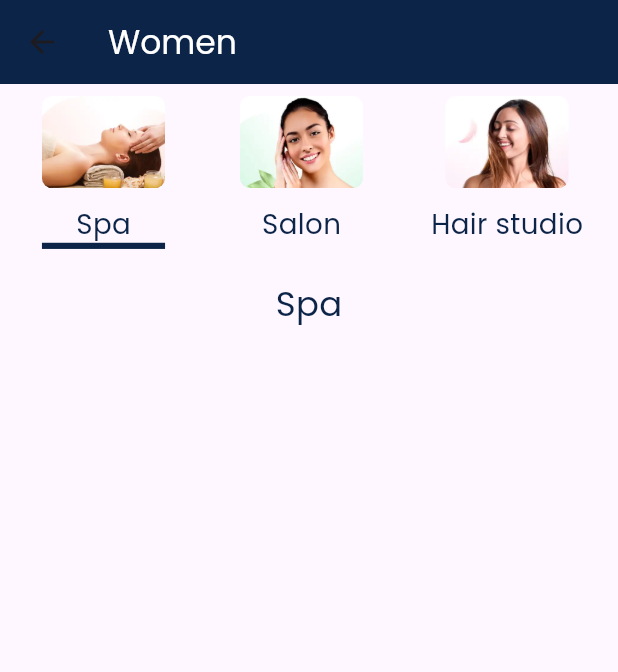
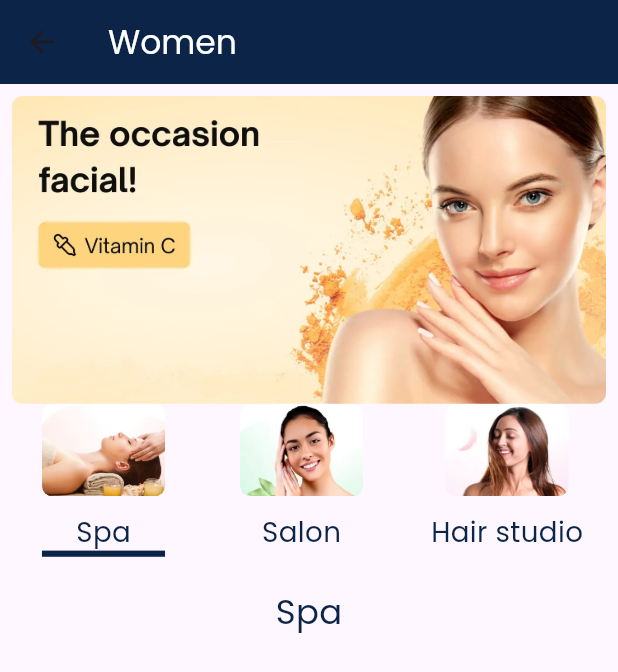
Before and after one commit to projectsem66/city_serve_user, a Flutter app: the ForWomen screen opened directly, on a phone screen of 412 x 824 dp. Shown: the top 672 px of the screen. Run offline on Flutter 3.47's test engine with Material 3 defaults, Android fonts, the phone set to English and light mode, and no system bars; drawn by our look-alikes of carousel_slider, flutter_bounce; our stand-ins replace dots_indicator, get, google_fonts.

Commit message:
changes by master

```diff
--- a/lib/src/page/studioPages/forWomen.dart
+++ b/lib/src/page/studioPages/forWomen.dart
@@ -1,3 +1,4 @@
+import 'package:carousel_slider/carousel_slider.dart';
 import 'package:city_serve/src/page/studioPages/wSalon.dart';
 import 'package:city_serve/src/page/studioPages/wSpa.dart';
 import 'package:city_serve/src/page/studioPages/wStudio.dart';
@@ -8,6 +9,7 @@ import 'package:get/get.dart';
 import 'package:google_fonts/google_fonts.dart';
 
 import '../../../utils/colors.dart';
+import '../dashboard.dart';
 
 class ForWomen extends StatefulWidget {
   const ForWomen({super.key});
@@ -20,6 +22,19 @@ class _ForWomenState extends State<ForWomen> {
   bool spa = true;
   bool salon = false;
   bool studio = false;
+
+  List wSlider = [
+    "assets/dashboard/studio/womenslider/stdslider.jpg",
+    "assets/dashboard/studio/womenslider/stdslider2.jpg",
+    "assets/dashboard/studio/womenslider/stdslider7.jpg",
+    "assets/dashboard/studio/womenslider/stdslider3.jpg",
+    "assets/dashboard/studio/womenslider/stdslider4.jpg",
+    "assets/dashboard/studio/womenslider/stdslider8.jpg",
+    "assets/dashboard/studio/womenslider/stdslider5.jpg",
+    "assets/dashboard/studio/womenslider/stdslider6.jpg",
+    "assets/dashboard/studio/womenslider/stdslider9.jpg",
+
+  ];
 
   @override
   Widget build(BuildContext context) {
@@ -45,6 +60,47 @@ class _ForWomenState extends State<ForWomen> {
         child: SingleChildScrollView(
           child: Column(
             children: [
+              Container(
+                height: dimension.height100 +
+                    dimension.height100,
+                child: Align(
+                  alignment: AlignmentDirectional.topCenter,
+                  child: CarouselSlider.builder(
+                    carouselController: CarouselController(),
+                    itemCount: wSlider.length,
+                    itemBuilder: (context, index, realIndex) {
+                      return Container(
+                        decoration: BoxDecoration(
+                          borderRadius: BorderRadius.circular(dimension.height7),
+                          image: DecorationImage(
+                              image: AssetImage(wSlider[index],),
+                              fit: BoxFit.cover),
+                        ),
+                      );
+                    },
+                    options: CarouselOptions(
+                      autoPlay: true,
+                      enlargeFactor: 0,
+                      scrollDirection: Axis.horizontal,
+                      autoPlayInterval: Duration(seconds: 8),
+                      autoPlayCurve: Curves.ease,
+                      enableInfiniteScroll: true,
+                      height: dimension.height100 * 2.5,
+                      viewportFraction: 1,
+                      enlargeCenterPage: true,
+                      autoPlayAnimationDuration: const Duration(seconds: 4),
+                      animateToClosest: true,
+                      onPageChanged: (index, reason) {
+                        setState(() {
+                          // _currentIndex = index;
+                          //sliderIndex = index;
+                          print(index);
+                        });
+                      },
+                    ),
+                  ),
+                ),
+              ),
               Row(
                 mainAxisAlignment: MainAxisAlignment.spaceBetween,
                 children: [
--- a/pubspec.yaml
+++ b/pubspec.yaml
@@ -82,6 +82,8 @@ flutter:
     - assets/dashboard/massageMen/
     - assets/dashboard/spaWomen/
     - assets/dashboard/studio/
+    - assets/dashboard/studio/menslider/
+    - assets/dashboard/studio/womenslider/
   #   - images/a_dot_ham.jpeg
 
   # An image asset can refer to one or more resolution-specific "variants", see
```
Also changed, not shown: lib/src/page/studioPages/forMen.dart (+54 -0 lines), assets/dashboard/studio/menslider/stdmen.jpg (added), assets/dashboard/studio/menslider/stdmen2.jpg (added), assets/dashboard/studio/menslider/stdmen3.jpg (added), assets/dashboard/studio/menslider/stdmen4.jpg (added), assets/dashboard/studio/menslider/stdmen5.jpg (added), assets/dashboard/studio/menslider/stdmen6.jpg (added), assets/dashboard/studio/womenslider/stdslider.jpg (added), assets/dashboard/studio/womenslider/stdslider2.jpg (added), assets/dashboard/studio/womenslider/stdslider3.jpg (added), assets/dashboard/studio/womenslider/stdslider4.jpg (added), assets/dashboard/studio/womenslider/stdslider5.jpg (added), assets/dashboard/studio/womenslider/stdslider6.jpg (added), assets/dashboard/studio/womenslider/stdslider7.jpg (added), 2 more files.
